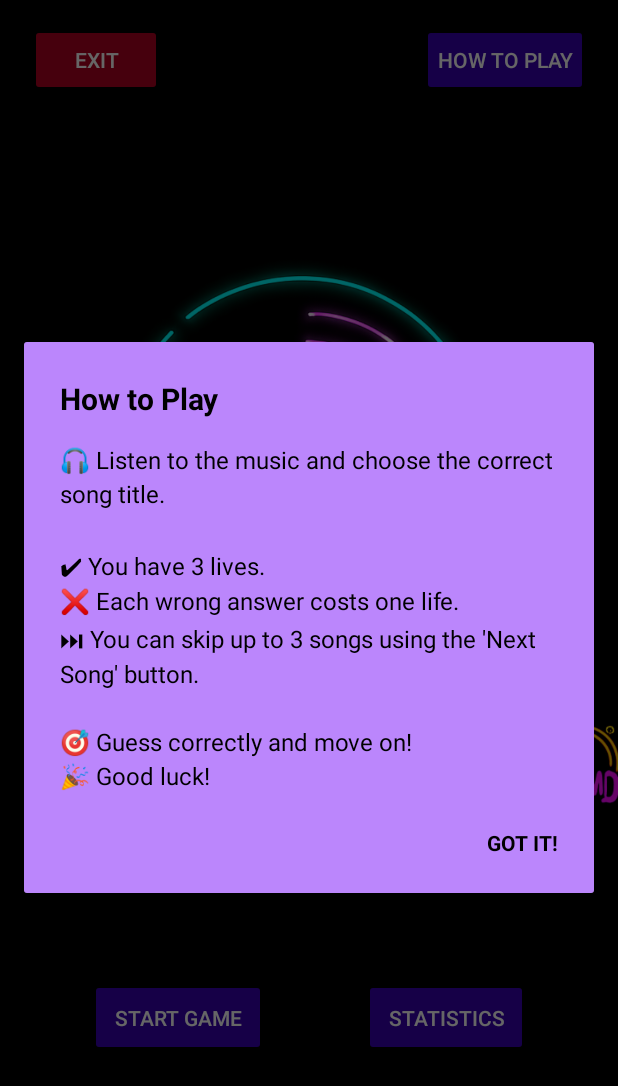
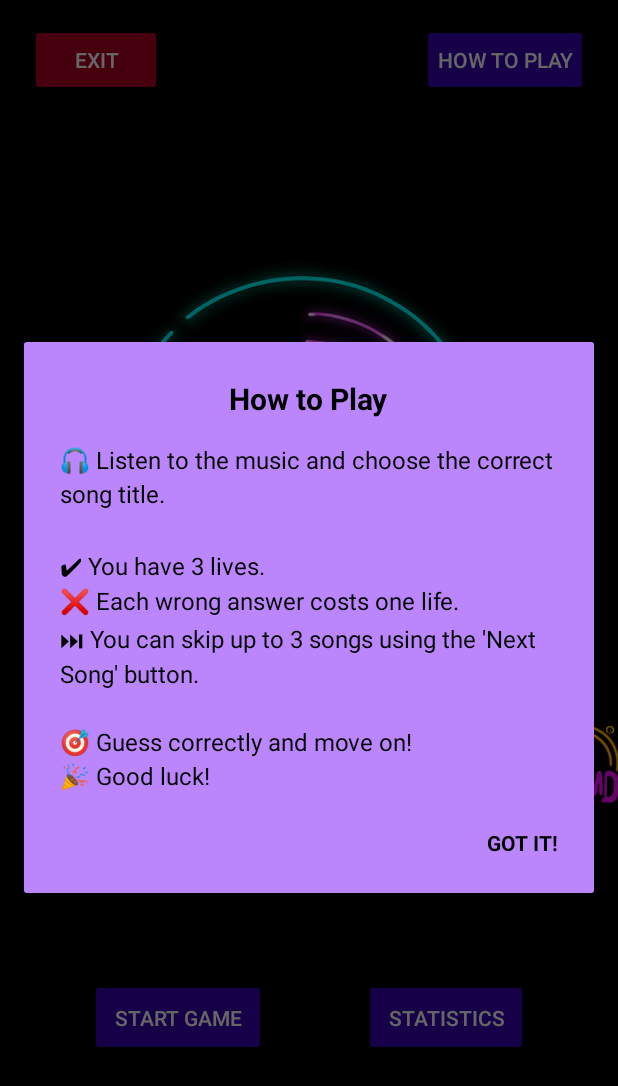
Before and after one commit to nikolassc/Guess-the-song-Android-App, an Android app built with Jetpack Compose: the MainActivity screen opened directly, with no data from a screen before it, after a tap on "HOW TO PLAY", on a phone screen of 412 x 824 dp. Shown: the top 1086 px of the screen. Run offline under Robolectric (Android 15) with nearby library versions, the phone set to English and light mode, and no system bars; our stand-ins replace Room's generated code.

Commit message:
ολα κομπλε

```diff
--- a/app/src/main/java/com/example/gsong/MainActivity.java
+++ b/app/src/main/java/com/example/gsong/MainActivity.java
@@ -16,6 +16,7 @@ import androidx.appcompat.widget.Toolbar;
 import com.example.gsong.data.SongDao;
 import com.example.gsong.data.SongDatabase;
 import com.example.gsong.models.Song;
+import com.example.gsong.ui.theme.HowToPlayDialogFragment;
 import com.example.gsong.ui.theme.StatisticsActivity;
 import com.google.gson.Gson;
 import com.google.gson.reflect.TypeToken;
@@ -42,10 +43,7 @@ public class MainActivity extends AppCompatActivity {
         // Προφόρτωση τραγουδιών από JSON (πχ. assets/songs.json)
         preloadSongsFromJson(this);
 
-        // Toolbar
-       // Toolbar toolbar = findViewById(R.id.my_toolbar);
-        //setSupportActionBar(toolbar);
-        //getSupportActionBar().setTitle("Guess the Song");
+
 
         // Κουμπιά
         buttonStartGame = findViewById(R.id.button_start_game);
@@ -83,16 +81,10 @@ public class MainActivity extends AppCompatActivity {
     }
 
     private void showHowToPlayDialog() {
-        AlertDialog.Builder builder = new AlertDialog.Builder(this, R.style.CustomDialog);
-        View dialogView = getLayoutInflater().inflate(R.layout.how_to_play_dialog, null);
-        builder.setView(dialogView);
+        HowToPlayDialogFragment dialogFragment = new HowToPlayDialogFragment();
+        dialogFragment.show(getSupportFragmentManager(), "how_to_play");
+    }
 
-        AlertDialog dialog = builder.create();
-        dialog.show();
-
-        TextView closeBtn = dialogView.findViewById(R.id.btn_close_dialog);
-        closeBtn.setOnClickListener(v -> dialog.dismiss());
-    }
 
     private void preloadSongsFromJson(Context context) {
         SongDao songDao = SongDatabase.getInstance(context).songDao();
--- /dev/null
+++ b/app/src/main/java/com/example/gsong/ui/theme/HowToPlayDialogFragment.java
@@ -0,0 +1,32 @@
+package com.example.gsong.ui.theme;
+
+import android.app.Dialog;
+import android.os.Bundle;
+import android.view.LayoutInflater;
+import android.view.View;
+import android.widget.TextView;
+
+import androidx.annotation.NonNull;
+import androidx.annotation.Nullable;
+import androidx.appcompat.app.AlertDialog;
+import androidx.fragment.app.DialogFragment;
+
+import com.example.gsong.R;
+
+public class HowToPlayDialogFragment extends DialogFragment {
+
+    @NonNull
+    @Override
+    public Dialog onCreateDialog(@Nullable Bundle savedInstanceState) {
+        View view = LayoutInflater.from(getActivity()).inflate(R.layout.how_to_play_dialog, null);
+
+        AlertDialog dialog = new AlertDialog.Builder(requireContext(), R.style.CustomDialog)
+                .setView(view)
+                .create();
+
+        TextView closeBtn = view.findViewById(R.id.btn_close_dialog);
+        closeBtn.setOnClickListener(v -> dismiss());
+
+        return dialog;
+    }
+}
--- a/app/src/main/java/com/example/gsong/ui/theme/StatisticsActivity.java
+++ b/app/src/main/java/com/example/gsong/ui/theme/StatisticsActivity.java
@@ -6,6 +6,7 @@ import android.widget.TextView;
 import android.widget.Toast;
 
 import androidx.appcompat.app.AppCompatActivity;
+import androidx.core.content.ContextCompat;
 
 import com.example.gsong.R;
 import com.example.gsong.StatisticsManager;
@@ -94,6 +95,8 @@ public class StatisticsActivity extends AppCompatActivity {
         Legend legend = pieChart.getLegend();
         legend.setTextSize(14f);
         legend.setFormSize(14f);
+        legend.setTextColor(ContextCompat.getColor(this, R.color.white));
+
 
         pieChart.invalidate(); // refresh chart
     }
--- a/app/src/main/res/layout/how_to_play_dialog.xml
+++ b/app/src/main/res/layout/how_to_play_dialog.xml
@@ -1,17 +1,18 @@
 <?xml version="1.0" encoding="utf-8"?>
-<!--
-    Layout for the "How to Play" dialog
-    Displays the game instructions and a "Got it!" button to close the dialog
--->
-<LinearLayout xmlns:android="http://schemas.android.com/apk/res/android"
-    android:layout_width="wrap_content"
+<ScrollView xmlns:android="http://schemas.android.com/apk/res/android"
+    android:layout_width="match_parent"
+    android:layout_height="wrap_content"
+    android:fillViewport="true"
+    android:background="?attr/colorBackgroundFloating"
+    android:padding="24dp">
+
+    <LinearLayout
+        android:layout_width="match_parent"
         android:layout_height="wrap_content"
         android:orientation="vertical"
-    android:padding="24dp"
-    android:background="?attr/colorBackgroundFloating"
-    android:layout_gravity="center_horizontal">
+        android:gravity="center_horizontal">
 
-    <!--Title of the dialog-->
+        <!-- Title -->
         <TextView
             android:id="@+id/how_to_play_title"
             android:layout_width="wrap_content"
@@ -22,7 +23,7 @@
             android:textColor="?attr/colorOnBackground"
             android:layout_marginBottom="16dp" />
 
-    <!--Game instructions message-->
+        <!-- Instructions -->
         <TextView
             android:id="@+id/how_to_play_message"
             android:layout_width="wrap_content"
@@ -32,7 +33,7 @@
             android:textSize="16sp"
             android:lineSpacingExtra="4dp" />
 
-    <!--"Got it!" button at the bottom-right-->
+        <!-- "Got it!" button -->
         <TextView
             android:id="@+id/btn_close_dialog"
             android:layout_width="wrap_content"
@@ -47,3 +48,4 @@
             android:focusable="true"
             android:background="?attr/selectableItemBackgroundBorderless" />
     </LinearLayout>
+</ScrollView>
```
Also changed, not shown: app/src/main/res/layout-land/activity_main.xml (+12 -4 lines), app/src/main/res/layout/activity_main.xml (+13 -5 lines). Lines whose indentation alone changed are shown as unchanged.
